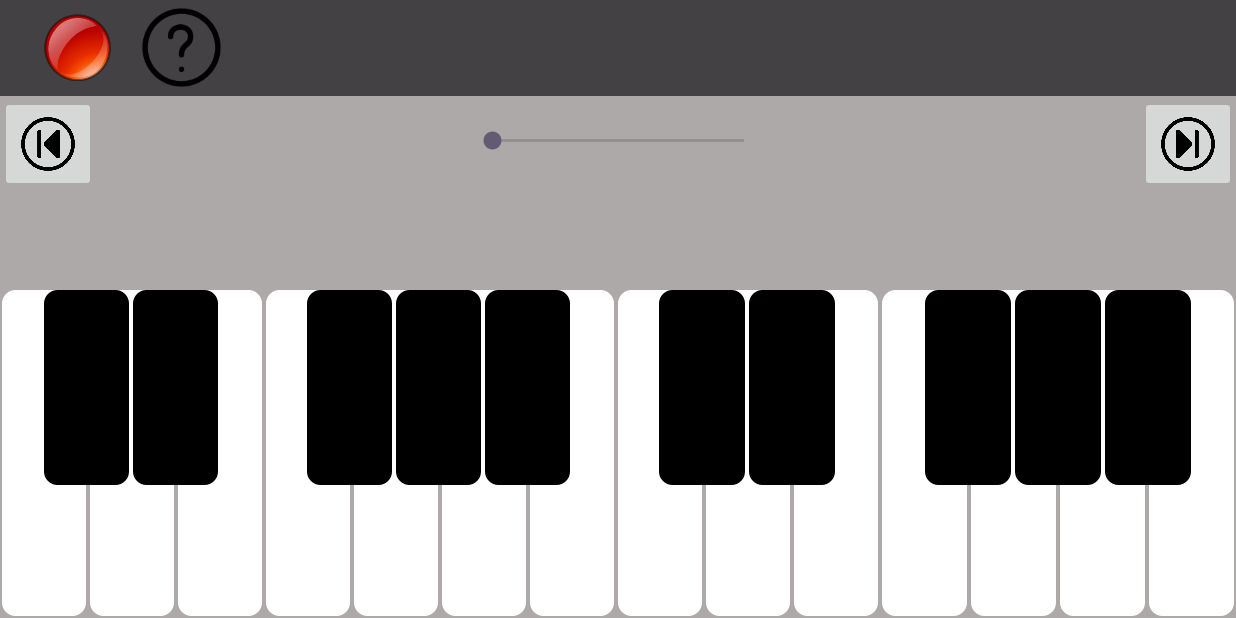
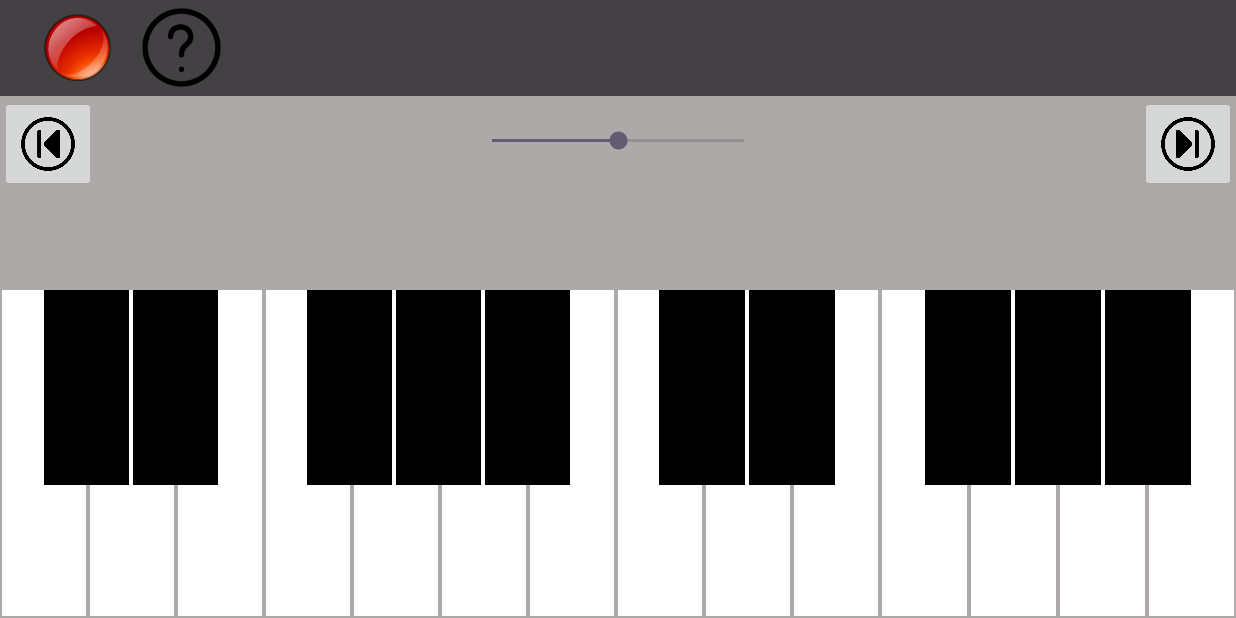
Before and after one commit to ItayB1301/PianoProject, an Android app: the FrontPageActivity screen opened directly, with no data from a screen before it, after a tap on an icon or button, on a phone screen of 824 x 412 dp (held sideways). Run offline under Robolectric (Android 15) with nearby library versions, the phone set to English and light mode, and no system bars.

Commit message:
Initial commit

```diff
--- a/app/src/main/java/com/example/pianoproject/FrontPageActivity.java
+++ b/app/src/main/java/com/example/pianoproject/FrontPageActivity.java
@@ -2,44 +2,59 @@ package com.example.pianoproject;
 
 import androidx.appcompat.app.AppCompatActivity;
 
+import android.graphics.Color;
+import android.graphics.drawable.ColorDrawable;
+import android.graphics.drawable.Drawable;
 import android.media.SoundPool;
 import android.os.Bundle;
 import android.os.Handler;
 import android.util.Log;
+import android.view.MotionEvent;
 import android.view.View;
+import android.widget.ImageButton;
 import android.widget.SeekBar;
+
 
 import java.util.HashMap;
 import java.util.Map;
 
-public class FrontPageActivity extends AppCompatActivity implements View.OnClickListener {
+public class FrontPageActivity extends AppCompatActivity
+        implements View.OnClickListener, SoundPool.OnLoadCompleteListener,
+        View.OnTouchListener {
+
 
     private float volumeLeft=0.5f;
     private float volumeRight=0.5f;
     private SoundPool soundPool;
     private float floatSpeed = 1.0f;
 
+    private int cnt = 0;
+
+
     private Integer[] arrBtnId = {R.id.c3, R.id.d3,
             R.id.e3,R.id.f3,R.id.g3,R.id.a3,R.id.b3,R.id.c4,R.id.d4,R.id.e4,R.id.f4,R.id.g4,R.id.a4,R.id.b4,R.id.db3,R.id.eb3,R.id.gb3,R.id.ab3,R.id.bb3,R.id.db4,R.id.eb4,R.id.gb4,R.id.ab4,R.id.bb4};
+
+    boolean[] pressed = new boolean[ arrBtnId.length];
+
     private Integer[] arrTones = {R.raw.c3, R.raw.d3,
             R.raw.e3,R.raw.f3,R.raw.g3,R.raw.a3,R.raw.b3,R.raw.c4,R.raw.d4,R.raw.e4,R.raw.f4,R.raw.g4,R.raw.a4,R.raw.b4,R.raw.db3,R.raw.eb3,R.raw.gb3,R.raw.ab3,R.raw.bb3,R.raw.db4,R.raw.eb4,R.raw.gb4,R.raw.ab4,R.raw.bb4};
 
-    private Integer[] arrSoundId = new Integer[24];
+    private Integer[] arrSoundId = new Integer[arrTones.length];
 
     private Map<Integer,Integer> map=new HashMap<>();
-    private Map<String,Integer> songMap=new HashMap<>();
+    private Map<String,Integer> notesMap=new HashMap<>();
 
-    String[] notes;
+    String[] tune;
     int i = 0;
     Handler timerHandler = new Handler();
     Runnable timerRunnable = new Runnable() {
         @Override
         public void run() {
-            if (i < notes.length){
-                int k = songMap.get(notes[i]);
-                soundPool.play(arrSoundId[songMap.get(notes[i])],1,1,1,0,floatSpeed);
+            if (i < tune.length){
+                int k = notesMap.get(tune[i]);
+                soundPool.play(arrSoundId[notesMap.get(tune[i])],1,1,1,0,floatSpeed);
                 i++;
-                timerHandler.postDelayed(this, 500);
+                timerHandler.postDelayed(this, 250);
             }
             else {
                 timerHandler.removeCallbacks(timerRunnable);
@@ -60,24 +75,21 @@ public class FrontPageActivity extends AppCompatActivity implements View.OnClick
         }
         for (int i = 0; i < arrBtnId.length; i++) {
             findViewById(arrBtnId[i]).setOnClickListener(this);
+            findViewById(arrBtnId[i]).setOnTouchListener(this);
+            map.put(arrBtnId[i],i);
         }
+
 
         for(int i=0;i<arrBtnId.length;i++){
             map.put(arrBtnId[i],i);
         }
-        songMap.put("c3",0);
-        songMap.put("d3",1);
-        songMap.put("e3",2);
-        notes=new String[]{"c3","d3","e3"};
-        timerHandler.postDelayed(timerRunnable, 0);
+        notesMap  = createNotesMap();
 
-
-        for(int i=0;i< notes.length;i++){
-            int k = songMap.get(notes[i]);
-            soundPool.play(arrSoundId[songMap.get(notes[i])],1,1,1,0,floatSpeed);
-        }
+        soundPool = createSoundPool();
+        soundPool.setOnLoadCompleteListener(this);
 
         SeekBar sb = findViewById(R.id.seekBar);
+        sb.setProgress((int)(volumeLeft * 100));
         sb.setOnSeekBarChangeListener(new SeekBar.OnSeekBarChangeListener() {
             @Override
             public void onProgressChanged(SeekBar seekBar, int progress, boolean fromUser) {
@@ -101,7 +113,104 @@ public class FrontPageActivity extends AppCompatActivity implements View.OnClick
 
     @Override
     public void onClick(View v) {
-        soundPool.play(arrSoundId[ map.get(v.getId())],volumeLeft,volumeRight,1,0,floatSpeed);
+        int pos = map.get(v.getId());
+//        ImageButton ib = (ImageButton) v;
+//
+//        if (pressed[pos]) {
+//            ib.setBackgroundColor(Color.GRAY);
+//        }
+//        else {
+//            ib.setBackgroundColor(Color.WHITE);
+//        }
+//        pressed[pos] = !pressed[pos];
+        v.setBackgroundColor(Color.GRAY);
+        //soundPool.play(arrSoundId[pos ],volumeLeft,volumeRight,1,0,floatSpeed);
+    }
 
+
+    private void playTunes(String[] tune) {
+        this.tune = tune;
+        i = 0;
+
+        timerHandler.postDelayed(timerRunnable, 0);
     }
+
+    private SoundPool createSoundPool() {
+        SoundPool soundPool;
+        SoundPool.Builder builder = new SoundPool.Builder();
+        builder.setMaxStreams(4);
+        soundPool = builder.build();
+        cnt = 0;
+        for (int i = 0; i < arrSoundId.length; i++) {
+            arrSoundId[i] = soundPool.load(this, arrTones[i], 1);
+        }
+        return soundPool;
+    }
+
+    private Map<String, Integer> createNotesMap(){
+        Map<String,Integer> notesMap = new HashMap<>();
+        notesMap.put("c3",0);
+        notesMap.put("d3",1);
+        notesMap.put("e3",2);
+        notesMap.put("f3",3);
+        notesMap.put("g3",4);
+        notesMap.put("a3",5);
+        notesMap.put("b3",6);
+
+        notesMap.put("c4",7);
+        notesMap.put("d4",8);
+        notesMap.put("e4",9);
+        notesMap.put("f4",10);
+        notesMap.put("g4",11);
+        notesMap.put("a4",12);
+        notesMap.put("b4",13);
+
+        notesMap.put("db3",14);
+        notesMap.put("eb3",15);
+        notesMap.put("gb3",16);
+        notesMap.put("ab3",17);
+        notesMap.put("bb3",18);
+
+        notesMap.put("db4",19);
+        notesMap.put("eb4",20);
+        notesMap.put("gb4",21);
+        notesMap.put("ab4",22);
+        notesMap.put("bb4",23);
+
+        return notesMap;
+    }
+
+
+    @Override
+    public void onLoadComplete(SoundPool soundPool, int sampleId, int status) {
+        cnt++;
+        if (cnt == 23)
+            playTunes(new String[]{"c3","d3","e3","f3","g3","a3","b3","c4"});
+    }
+
+    @Override
+    protected void onPause() {
+        super.onPause();
+        if(soundPool != null) {
+            soundPool.release();
+            soundPool = null;
+        }
+    }
+
+
+
+    public boolean onTouch(View v, MotionEvent event) {
+        Log.d("TOUCH", event.toString());
+        int pos = map.get(v.getId());
+        if (event.getAction() == MotionEvent.ACTION_DOWN){
+            v.setBackgroundColor(Color.BLUE);
+            soundPool.play(arrSoundId[pos ],volumeLeft,volumeRight,1,0,floatSpeed);
+        }
+        else if (event.getAction()== MotionEvent.ACTION_UP){
+            v.setBackgroundColor(Color.WHITE);
+        }
+        return false;
+    }
+
+
 }
--- a/app/src/main/res/drawable/bkg.xml
+++ /dev/null
@@ -1,7 +0,0 @@
-<?xml version="1.0" encoding="utf-8"?>
-<selector xmlns:android="http://schemas.android.com/apk/res/android">
-    <item android:state_pressed="true"
-        android:drawable="@drawable/pressed" />
-    <item  android:state_focused="false"
-        android:drawable="@drawable/normal" />
-</selector>
--- a/app/src/main/res/drawable/normal.xml
+++ /dev/null
@@ -1,14 +0,0 @@
-<?xml version="1.0" encoding="utf-8"?>
-<shape xmlns:android="http://schemas.android.com/apk/res/android">
-    <solid android:color="#0AECBF"/>
-    <stroke android:width="3dp"
-        android:color="#0FECFF" />
-    <padding android:left="5dp"
-        android:top="5dp"
-        android:right="5dp"
-        android:bottom="5dp"/>
-    <corners android:bottomRightRadius="7dp"
-        android:bottomLeftRadius="7dp"
-        android:topLeftRadius="7dp"
-        android:topRightRadius="7dp"/>
-</shape>
--- a/app/src/main/res/drawable/pressed.xml
+++ /dev/null
@@ -1,12 +0,0 @@
-<?xml version="1.0" encoding="utf-8"?>
-<shape xmlns:android="http://schemas.android.com/apk/res/android">
-    <solid android:color="#FF7433" />
-    <padding android:left="5dp"
-        android:top="5dp"
-        android:right="5dp"
-        android:bottom="5dp"/>
-    <corners android:bottomRightRadius="7dp"
-        android:bottomLeftRadius="7dp"
-        android:topLeftRadius="7dp"
-        android:topRightRadius="7dp"/>
-</shape>
--- a/app/src/main/res/layout/activity_front_page.xml
+++ b/app/src/main/res/layout/activity_front_page.xml
@@ -58,86 +58,72 @@
                 <ImageButton
                     android:id="@+id/c3"
                     style="@style/WhiteKey"
-                    android:layout_height="match_parent"
-                    android:background="@drawable/bkg"/>
+                    android:layout_height="match_parent" />
 
                 <ImageButton
                     android:id="@+id/d3"
                     style="@style/WhiteKey"
-                    android:layout_height="match_parent"
-                    android:background="@drawable/bkg"/>
+                    android:layout_height="match_parent" />
 
                 <ImageButton
                     android:id="@+id/e3"
                     style="@style/WhiteKey"
-                    android:layout_height="match_parent"
-                    android:background="@drawable/bkg"/>
+                    android:layout_height="match_parent" />
 
                 <ImageButton
                     android:id="@+id/f3"
                     style="@style/WhiteKey"
-                    android:layout_height="match_parent"
-                    android:background="@drawable/bkg"/>
+                    android:layout_height="match_parent" />
 
                 <ImageButton
                     android:id="@+id/g3"
                     style="@style/WhiteKey"
-                    android:layout_height="match_parent"
-                    android:background="@drawable/bkg"/>
+                    android:layout_height="match_parent" />
 
                 <ImageButton
                     android:id="@+id/a3"
                     style="@style/WhiteKey"
-                    android:layout_height="match_parent"
-                    android:background="@drawable/bkg"/>
+                    android:layout_height="match_parent" />
 
                 <ImageButton
                     android:id="@+id/b3"
                     style="@style/WhiteKey"
-                    android:layout_height="match_parent"
-                    android:background="@drawable/bkg"/>
+                    android:layout_height="match_parent" />
 
                 <ImageButton
                     android:id="@+id/c4"
                     style="@style/WhiteKey"
-                    android:layout_height="match_parent"
-                    android:background="@drawable/bkg"/>
+                    android:layout_height="match_parent" />
 
                 <ImageButton
                     android:id="@+id/d4"
                     style="@style/WhiteKey"
-                    android:layout_height="match_parent"
-                    android:background="@drawable/bkg"/>
+                    android:layout_height="match_parent" />
 
                 <ImageButton
                     android:id="@+id/e4"
                     style="@style/WhiteKey"
-                    android:layout_height="match_parent"
-                    android:background="@drawable/bkg"/>
+                    android:layout_height="match_parent" />
 
                 <ImageButton
                     android:id="@+id/f4"
                     style="@style/WhiteKey"
-                    android:layout_height="match_parent"
-                    android:background="@drawable/bkg"/>
+                    android:layout_height="match_parent" />
 
                 <ImageButton
                     android:id="@+id/g4"
                     style="@style/WhiteKey"
-                    android:layout_height="match_parent"
-                    android:background="@drawable/bkg"/>
+                    android:layout_height="match_parent" />
 
                 <ImageButton
                     android:id="@+id/a4"
                     style="@style/WhiteKey"
-                    android:layout_height="match_parent"
-                    android:background="@drawable/bkg"/>
+                    android:layout_height="match_parent" />
 
                 <ImageButton
                     android:id="@+id/b4"
                     style="@style/WhiteKey"
-                    android:layout_height="match_parent"
-                    android:background="@drawable/normal"/>
+                    android:layout_height="match_parent" />
 
 
 
@@ -160,15 +146,13 @@
                     android:id="@+id/db3"
                     style="@style/BlackKey"
                     android:layout_height="130dp"
-                    android:layout_weight="1"
-                    android:background="@drawable/bkg"/>
+                    android:layout_weight="1" />
 
                 <ImageButton
                     android:id="@+id/eb3"
                     style="@style/BlackKey"
                     android:layout_height="130dp"
-                    android:layout_weight="1"
-                    android:background="@drawable/bkg"/>
+                    android:layout_weight="1" />
 
                 <Space
                     android:layout_width="0dp"
@@ -179,22 +163,19 @@
                     android:id="@+id/gb3"
                     style="@style/BlackKey"
                     android:layout_height="130dp"
-                    android:layout_weight="1"
-                    android:background="@drawable/bkg"/>
+                    android:layout_weight="1" />
 
                 <ImageButton
                     android:id="@+id/ab3"
                     style="@style/BlackKey"
                     android:layout_height="130dp"
-                    android:layout_weight="1"
-                    android:background="@drawable/bkg"/>
+                    android:layout_weight="1" />
 
                 <ImageButton
                     android:id="@+id/bb3"
                     style="@style/BlackKey"
                     android:layout_height="130dp"
-                    android:layout_weight="1"
-                    android:background="@drawable/bkg"/>
+                    android:layout_weight="1" />
 
                 <Space
                     android:layout_width="0dp"
@@ -205,15 +186,13 @@
                     android:id="@+id/db4"
                     style="@style/BlackKey"
                     android:layout_height="130dp"
-                    android:layout_weight="1"
-                    android:background="@drawable/bkg"/>
+                    android:layout_weight="1" />
 
                 <ImageButton
                     android:id="@+id/eb4"
                     style="@style/BlackKey"
                     android:layout_height="130dp"
-                    android:layout_weight="1"
-                    android:background="@drawable/bkg"/>
+                    android:layout_weight="1" />
 
                 <Space
                     android:layout_width="0dp"
@@ -224,22 +203,19 @@
                     android:id="@+id/gb4"
                     style="@style/BlackKey"
                     android:layout_height="130dp"
-                    android:layout_weight="1"
-                    android:background="@drawable/bkg"/>
+                    android:layout_weight="1" />
 
                 <ImageButton
                     android:id="@+id/ab4"
                     style="@style/BlackKey"
                     android:layout_height="130dp"
-                    android:layout_weight="1"
-                    android:background="@drawable/bkg"/>
+                    android:layout_weight="1" />
 
                 <ImageButton
                     android:id="@+id/bb4"
                     style="@style/BlackKey"
                     android:layout_height="130dp"
-                    android:layout_weight="1"
-                    android:background="@drawable/bkg"/>
+                    android:layout_weight="1" />
 
                 <Space
                     android:layout_width="0dp"
```
